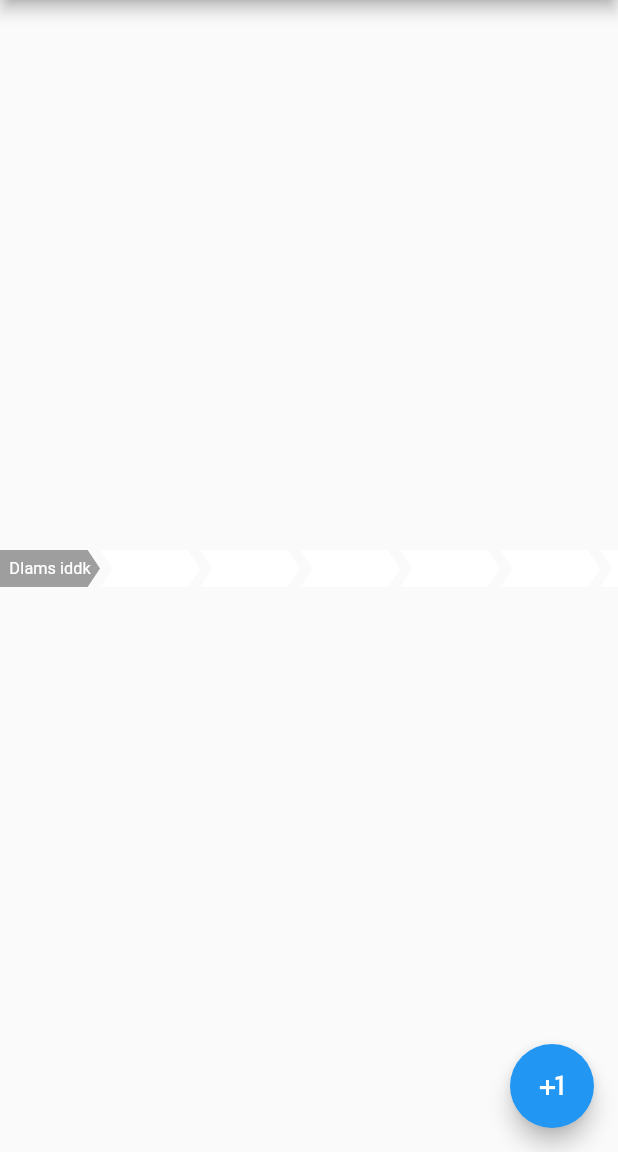
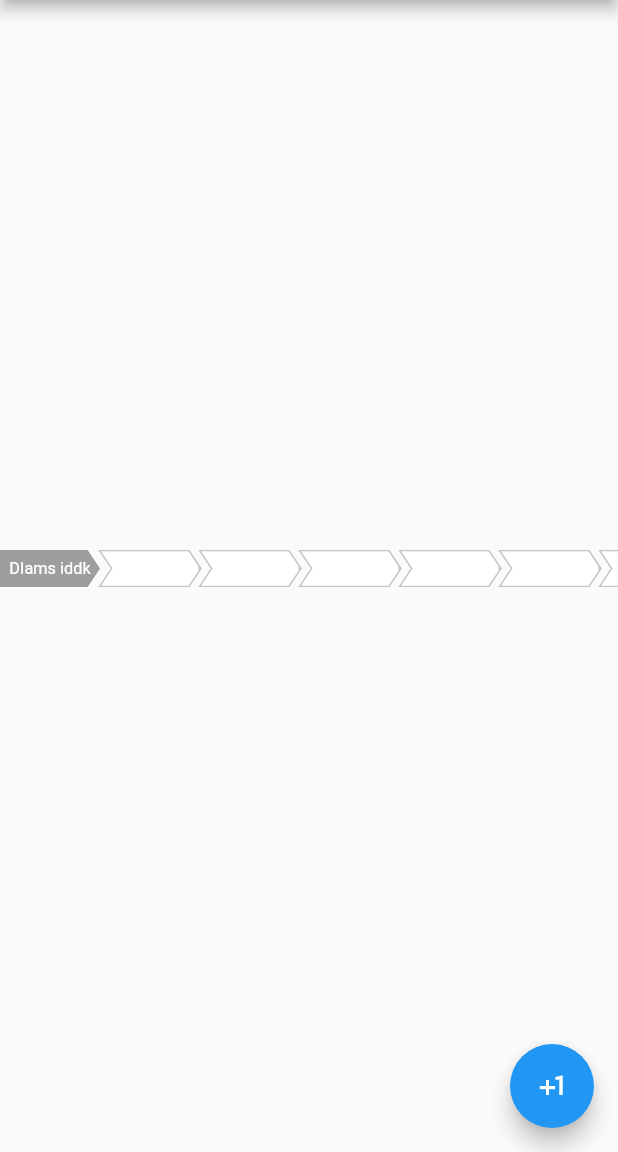
Before and after one commit to Bizongo/arrow-stepper, a Flutter app: the screen it shows after launch, on a phone screen of 412 x 824 dp, the part 84-1236 px from its top. Run offline on Flutter 3.47's test engine with Material 2 defaults, Android fonts, the phone set to English and light mode, and no system bars.

Commit message:
Added border for unselected step

```diff
--- a/lib/src/stepper_with_chevron.dart
+++ b/lib/src/stepper_with_chevron.dart
@@ -1,3 +1,4 @@
+import 'package:arrow_stepper/src/border_painter.dart';
 import 'package:flutter/material.dart';
 
 import 'clipper/chevron_crumb_clipper.dart';
@@ -24,12 +25,18 @@ class ProgressStepWithChevron extends StatelessWidget {
         super(key: key);
 
   @override
-  Widget build(BuildContext context) => ClipPath(
-        child: Container(
-          width: this._width,
-          color: _wasCompleted ? this._progressColor : this._defaultColor,
-          child: _child,
+  Widget build(BuildContext context) => CustomPaint(
+        painter: BorderPainter(),
+        child: ClipPath(
+          child: Container(
+            width: this._width,
+            decoration: BoxDecoration(
+              border: Border.all(color: Color(0xffC4C4C4)),
+              color: _wasCompleted ? this._progressColor : this._defaultColor,
+            ),
+            child: _child,
+          ),
+          clipper: ChevronClipper(),
         ),
-        clipper: ChevronClipper(),
       );
 }
```
Also changed, not shown: lib/src/border_painter.dart (added, +23 -0 lines).
